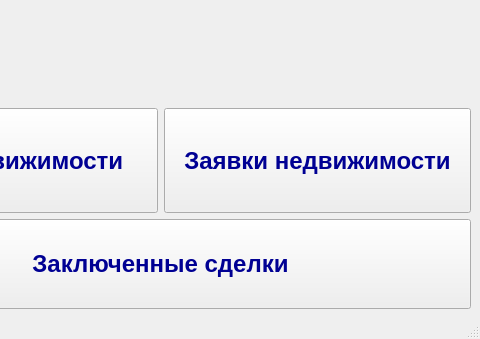
Qt form 3sem/ПнаЯВУ/KURSOVOI/kursovoi/mainwindow.ui (mxrpheus6/bsuirLabs) before a commit; both pictures show x 160 to 640 and y 141 to 480 of the 640 by 480 pixel window.
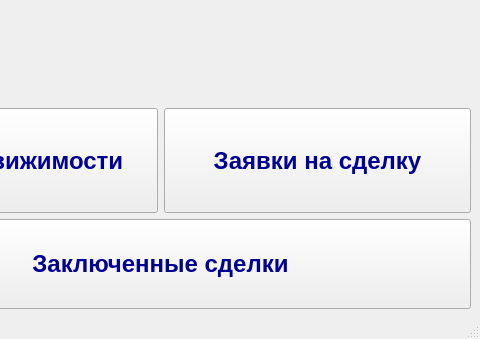
The same form after that commit.

```diff
--- a/3sem/ПнаЯВУ/KURSOVOI/kursovoi/mainwindow.ui
+++ b/3sem/ПнаЯВУ/KURSOVOI/kursovoi/mainwindow.ui
@@ -177,7 +177,7 @@
           </font>
          </property>
          <property name="text">
-          <string>Заявки недвижимости</string>
+          <string>Заявки на сделку</string>
          </property>
         </widget>
        </item>
```
